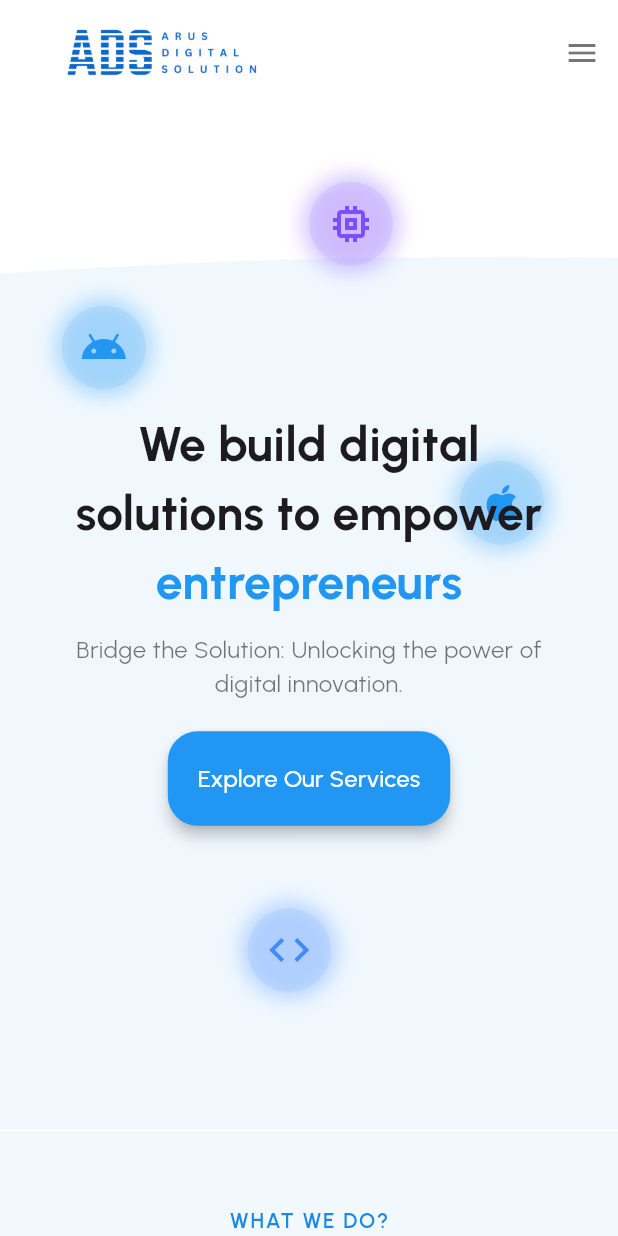
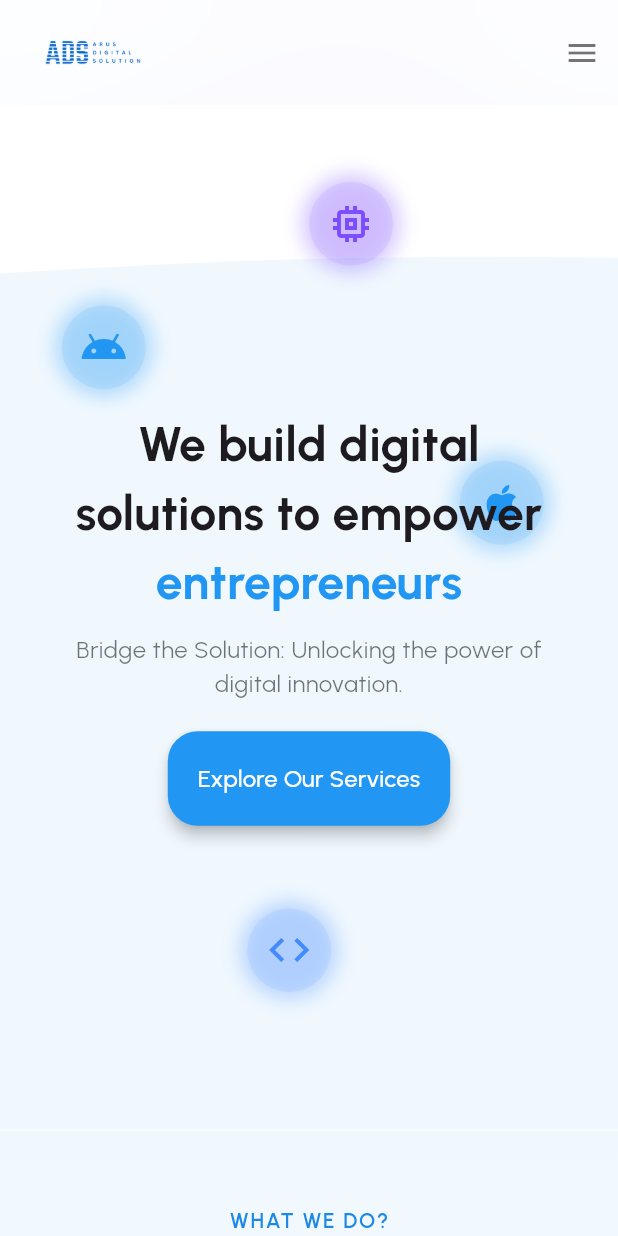
Before and after one commit to trinanda-dev/arus-digital-web, a Flutter app: the screen it shows after launch, on a phone screen of 412 x 824 dp. Run offline on Flutter 3.47's test engine with Material 3 defaults, Android fonts, the phone set to English and light mode, and no system bars; our stand-ins replace flutter_svg, google_fonts; missing offline and left inert: dart:html; project files that could hold a hidden picture were left out.

Commit message:
Fixed the web name and added glasmorfism efect ini navbar

```diff
--- a/lib/main.dart
+++ b/lib/main.dart
@@ -12,7 +12,7 @@ class MyApp extends StatelessWidget {
   Widget build(BuildContext context) {
     return MaterialApp(
       debugShowCheckedModeBanner: false,
-      title: 'Flutter Demo',
+      title: 'Arus Digital Solution',
       theme: ThemeData(
         colorScheme: ColorScheme.fromSeed(seedColor: Colors.deepPurple),
         useMaterial3: true,
--- a/lib/screen/header/navbar.dart
+++ b/lib/screen/header/navbar.dart
@@ -1,3 +1,4 @@
+import 'dart:ui'; // Untuk efek blur
 import 'package:flutter/material.dart';
 import 'package:google_fonts/google_fonts.dart';
 
@@ -8,16 +9,18 @@ class NavBar extends StatelessWidget implements PreferredSizeWidget {
   Widget build(BuildContext context) {
     final isMobile = MediaQuery.of(context).size.width < 600;
 
-    return AppBar(
-      backgroundColor: Colors.white,
+    return ClipRRect(
+      child: BackdropFilter(
+        filter: ImageFilter.blur(sigmaX: 100, sigmaY: 100), // Efek blur kaca
+        child: AppBar(
+          backgroundColor: Colors.white.withOpacity(0.1), // Semi transparan
           elevation: 0,
-      shadowColor: const Color.fromRGBO(0, 0, 0, 0.1), // Shadow tidak gelap
           toolbarHeight: 70,
           titleSpacing: 16,
           automaticallyImplyLeading: false,
           title: Image.asset(
             'assets/images/png/ads_logo.png',
-        height: 100,
+            height: 50, // Sesuaikan ukuran logo
           ),
           actions: [
             if (isMobile)
@@ -39,6 +42,8 @@ class NavBar extends StatelessWidget implements PreferredSizeWidget {
                 ],
               ),
           ],
+        ),
+      ),
     );
   }
 
@@ -50,7 +55,7 @@ class NavBar extends StatelessWidget implements PreferredSizeWidget {
         style: GoogleFonts.urbanist(
           fontSize: 16,
           fontWeight: FontWeight.w500,
-          color: Colors.black54,
+          color: Colors.black87,
         ),
       ),
     );
```
Also changed, not shown: 2 other files. Lines whose indentation alone changed are shown as unchanged.
